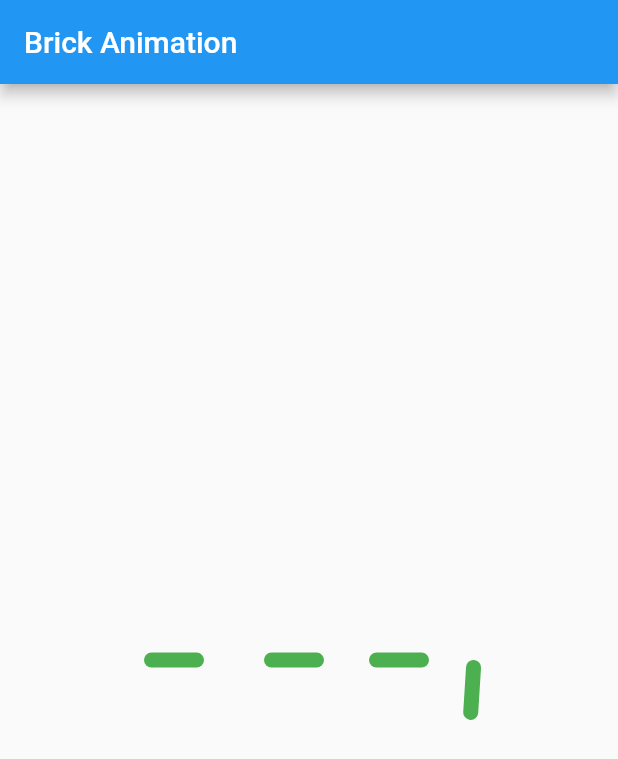
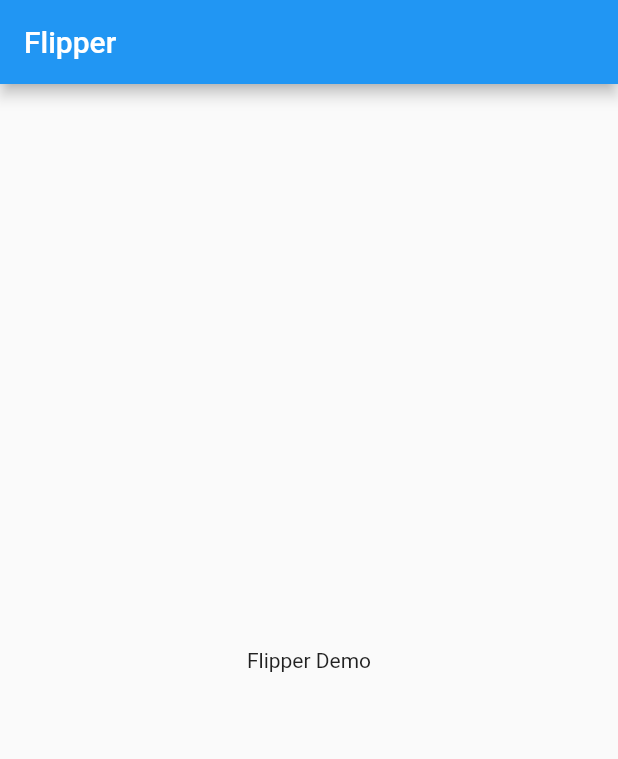
Before and after one commit to bhavikvashi1804/flutter_basic_animations, a Flutter app: the screen it shows after launch, on a phone screen of 412 x 824 dp. Shown: the top 759 px of the screen. Run offline on Flutter 3.47's test engine with Material 2 defaults, Android fonts, the phone set to English and light mode, and no system bars.

Commit message:
Flipper Setup

```diff
--- /dev/null
+++ b/lib/flipper.dart
@@ -0,0 +1,21 @@
+import 'package:flutter/material.dart';
+
+class FlipperPage extends StatefulWidget {
+  @override
+  _FlipperPageState createState() => _FlipperPageState();
+}
+
+class _FlipperPageState extends State<FlipperPage> {
+  @override
+  Widget build(BuildContext context) {
+    return Scaffold(
+      appBar: AppBar(
+        title: Text('Flipper'),
+      ),
+      body: Center(
+        child:Text('Flipper Demo'),
+      ),
+
+    );
+  }
+}
--- a/lib/main.dart
+++ b/lib/main.dart
@@ -1,5 +1,5 @@
 import 'package:flutter/material.dart';
-import './brick_anim.dart';
+import './flipper.dart';
 
 void main() {
   runApp(MyApp());
@@ -11,7 +11,7 @@
   Widget build(BuildContext context) {
     return MaterialApp(
       title: 'Flutter Demo',
-      home: BrickPage(),
+      home: FlipperPage(),
     );
   }
 }
```
